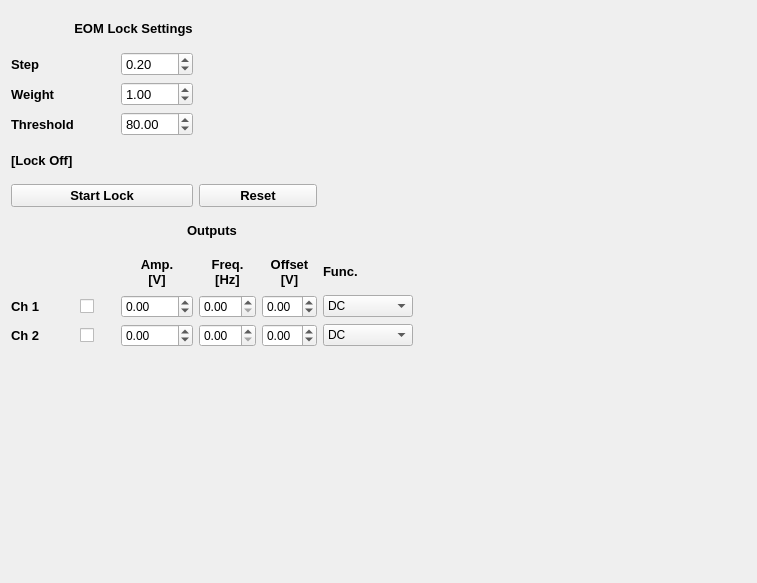
First picture: the form in widgets/scopeWidget/eom_lock/eomLockCustomControl.ui, repository BarakDayanLab/GUI-Experiment, before the edit.
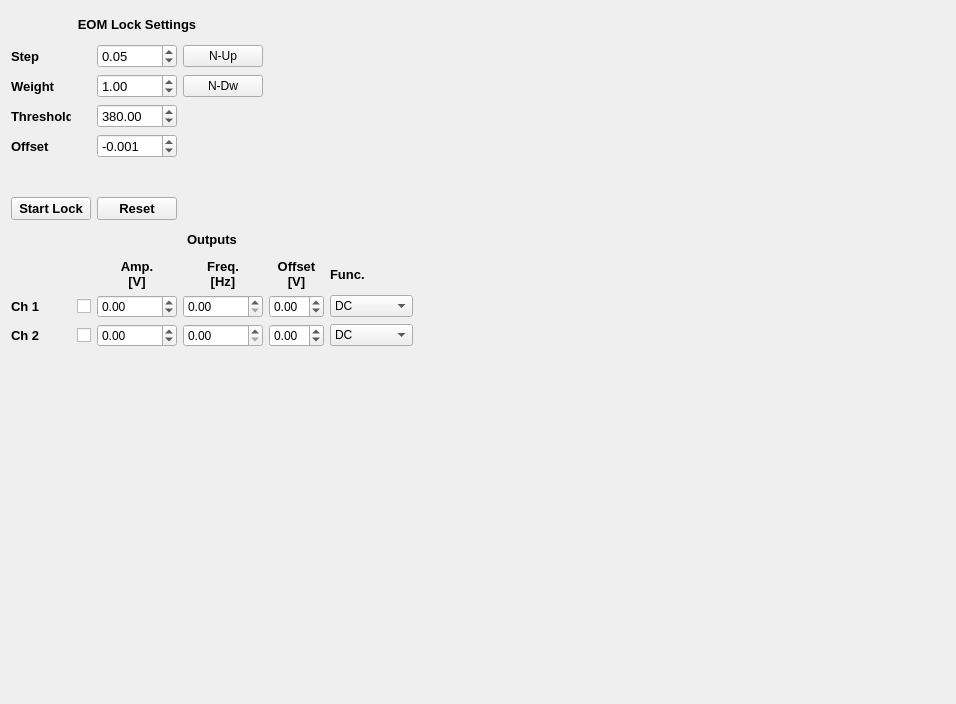
Second picture: the form after the edit.

Commit message: 1) Sweep Mode 2) Nudge step by weight 3) RP - output negative DC 4) yy1 averaging 5) lock fix rate 6) RP - set channel impedance 7) Fix ER warn 8) RP - set channel gain 8) Scope - allow millis/micro/nanos switching

Patch:
```diff
--- a/widgets/scopeWidget/eom_lock/eomLockCustomControl.ui
+++ b/widgets/scopeWidget/eom_lock/eomLockCustomControl.ui
@@ -6,8 +6,8 @@
    <rect>
     <x>0</x>
     <y>0</y>
-    <width>757</width>
-    <height>583</height>
+    <width>956</width>
+    <height>704</height>
    </rect>
   </property>
   <property name="windowTitle">
@@ -38,71 +38,6 @@
     <property name="bottomMargin">
      <number>1</number>
     </property>
-    <item row="9" column="2">
-     <widget class="QDoubleSpinBox" name="doubleSpinBox_ch2OutAmp">
-      <property name="minimum">
-       <double>-5.000000000000000</double>
-      </property>
-      <property name="maximum">
-       <double>5.000000000000000</double>
-      </property>
-      <property name="singleStep">
-       <double>0.500000000000000</double>
-      </property>
-     </widget>
-    </item>
-    <item row="4" column="0" colspan="2">
-     <widget class="QLabel" name="ExtinctionRatioLabel">
-      <property name="minimumSize">
-       <size>
-        <width>34</width>
-        <height>0</height>
-       </size>
-      </property>
-      <property name="font">
-       <font>
-        <pointsize>10</pointsize>
-        <weight>75</weight>
-        <bold>true</bold>
-       </font>
-      </property>
-      <property name="text">
-       <string>[Lock Off]</string>
-      </property>
-      <property name="scaledContents">
-       <bool>false</bool>
-      </property>
-      <property name="alignment">
-       <set>Qt::AlignLeading|Qt::AlignLeft|Qt::AlignVCenter</set>
-      </property>
-     </widget>
-    </item>
-    <item row="3" column="0">
-     <widget class="QLabel" name="label_3">
-      <property name="minimumSize">
-       <size>
-        <width>34</width>
-        <height>0</height>
-       </size>
-      </property>
-      <property name="font">
-       <font>
-        <pointsize>10</pointsize>
-        <weight>75</weight>
-        <bold>true</bold>
-       </font>
-      </property>
-      <property name="text">
-       <string>Threshold</string>
-      </property>
-      <property name="scaledContents">
-       <bool>false</bool>
-      </property>
-      <property name="alignment">
-       <set>Qt::AlignLeading|Qt::AlignLeft|Qt::AlignVCenter</set>
-      </property>
-     </widget>
-    </item>
     <item row="0" column="0" colspan="4">
      <widget class="QLabel" name="label_4">
       <property name="font">
@@ -120,8 +55,14 @@
       </property>
      </widget>
     </item>
-    <item row="7" column="4">
-     <widget class="QLabel" name="label_35">
+    <item row="3" column="0">
+     <widget class="QLabel" name="label_Threshold">
+      <property name="minimumSize">
+       <size>
+        <width>34</width>
+        <height>0</height>
+       </size>
+      </property>
       <property name="font">
        <font>
         <pointsize>10</pointsize>
@@ -130,28 +71,44 @@
        </font>
       </property>
       <property name="text">
-       <string>Offset 
-[V]</string>
+       <string>Threshold</string>
       </property>
       <property name="alignment">
-       <set>Qt::AlignCenter</set>
+       <set>Qt::AlignLeading|Qt::AlignLeft|Qt::AlignVCenter</set>
       </property>
      </widget>
     </item>
-    <item row="6" column="0" colspan="6">
-     <widget class="QLabel" name="label_37">
+    <item row="10" column="2">
+     <widget class="QDoubleSpinBox" name="doubleSpinBox_ch2OutAmp">
+      <property name="minimum">
+       <double>-5.000000000000000</double>
+      </property>
+      <property name="maximum">
+       <double>5.000000000000000</double>
+      </property>
+      <property name="singleStep">
+       <double>0.500000000000000</double>
+      </property>
+     </widget>
+    </item>
+    <item row="1" column="2">
+     <widget class="QDoubleSpinBox" name="doubleSpinBox_Step">
       <property name="font">
        <font>
         <pointsize>10</pointsize>
-        <weight>75</weight>
-        <bold>true</bold>
        </font>
       </property>
-      <property name="text">
-       <string>Outputs</string>
+      <property name="minimum">
+       <double>-10.000000000000000</double>
       </property>
-      <property name="alignment">
-       <set>Qt::AlignCenter</set>
+      <property name="maximum">
+       <double>10.000000000000000</double>
+      </property>
+      <property name="singleStep">
+       <double>0.100000000000000</double>
+      </property>
+      <property name="value">
+       <double>0.050000000000000</double>
       </property>
      </widget>
     </item>
@@ -184,6 +141,23 @@
       </property>
      </widget>
     </item>
+    <item row="7" column="0" colspan="6">
+     <widget class="QLabel" name="label_37">
+      <property name="font">
+       <font>
+        <pointsize>10</pointsize>
+        <weight>75</weight>
+        <bold>true</bold>
+       </font>
+      </property>
+      <property name="text">
+       <string>Outputs</string>
+      </property>
+      <property name="alignment">
+       <set>Qt::AlignCenter</set>
+      </property>
+     </widget>
+    </item>
     <item row="2" column="0">
      <widget class="QLabel" name="label_2">
       <property name="minimumSize">
@@ -207,35 +181,32 @@
       </property>
      </widget>
     </item>
-    <item row="1" column="2">
-     <widget class="QDoubleSpinBox" name="doubleSpinBox_Step">
+    <item row="8" column="4">
+     <widget class="QLabel" name="label_35">
       <property name="font">
        <font>
         <pointsize>10</pointsize>
+        <weight>75</weight>
+        <bold>true</bold>
        </font>
       </property>
-      <property name="minimum">
-       <double>-10.000000000000000</double>
+      <property name="text">
+       <string>Offset 
+[V]</string>
       </property>
-      <property name="maximum">
-       <double>10.000000000000000</double>
-      </property>
-      <property name="singleStep">
-       <double>0.100000000000000</double>
-      </property>
-      <property name="value">
-       <double>0.200000000000000</double>
+      <property name="alignment">
+       <set>Qt::AlignCenter</set>
       </property>
      </widget>
     </item>
-    <item row="8" column="1">
+    <item row="9" column="1">
      <widget class="QCheckBox" name="checkBox_ch1OuputState">
       <property name="text">
        <string/>
       </property>
      </widget>
     </item>
-    <item row="8" column="0">
+    <item row="9" column="0">
      <widget class="QLabel" name="label_23">
       <property name="font">
        <font>
@@ -249,21 +220,7 @@
       </property>
      </widget>
     </item>
-    <item row="5" column="3" colspan="2">
-     <widget class="QPushButton" name="pushButton_Reset">
-      <property name="font">
-       <font>
-        <pointsize>10</pointsize>
-        <weight>75</weight>
-        <bold>true</bold>
-       </font>
-      </property>
-      <property name="text">
-       <string>Reset</string>
-      </property>
-     </widget>
-    </item>
-    <item row="9" column="4">
+    <item row="10" column="4">
      <widget class="QDoubleSpinBox" name="doubleSpinBox_ch2OutOffset">
       <property name="minimum">
        <double>-5.000000000000000</double>
@@ -276,10 +233,31 @@
       </property>
      </widget>
     </item>
-    <item row="9" column="3">
+    <item row="10" column="3">
      <widget class="QDoubleSpinBox" name="doubleSpinBox_ch2OutFreq"/>
     </item>
-    <item row="8" column="4">
+    <item row="3" column="2">
+     <widget class="QDoubleSpinBox" name="doubleSpinBox_Threshold">
+      <property name="font">
+       <font>
+        <pointsize>10</pointsize>
+       </font>
+      </property>
+      <property name="minimum">
+       <double>0.000000000000000</double>
+      </property>
+      <property name="maximum">
+       <double>400.000000000000000</double>
+      </property>
+      <property name="singleStep">
+       <double>1.000000000000000</double>
+      </property>
+      <property name="value">
+       <double>380.000000000000000</double>
+      </property>
+     </widget>
+    </item>
+    <item row="9" column="4">
      <widget class="QDoubleSpinBox" name="doubleSpinBox_ch1OutOffset">
       <property name="minimum">
        <double>-7.000000000000000</double>
@@ -292,34 +270,6 @@
       </property>
      </widget>
     </item>
-    <item row="9" column="1">
-     <widget class="QCheckBox" name="checkBox_ch2OuputState">
-      <property name="text">
-       <string/>
-      </property>
-     </widget>
-    </item>
-    <item row="3" column="2">
-     <widget class="QDoubleSpinBox" name="doubleSpinBox_Threshold">
-      <property name="font">
-       <font>
-        <pointsize>10</pointsize>
-       </font>
-      </property>
-      <property name="minimum">
-       <double>-100.000000000000000</double>
-      </property>
-      <property name="maximum">
-       <double>100.000000000000000</double>
-      </property>
-      <property name="singleStep">
-       <double>1.000000000000000</double>
-      </property>
-      <property name="value">
-       <double>80.000000000000000</double>
-      </property>  
-     </widget>
-    </item>
     <item row="2" column="2">
      <widget class="QDoubleSpinBox" name="doubleSpinBox_Weight">
       <property name="font">
@@ -341,55 +291,17 @@
       </property>
      </widget>
     </item>
-    <item row="8" column="2">
-     <widget class="QDoubleSpinBox" name="doubleSpinBox_ch1OutAmp">
-      <property name="minimum">
-       <double>-5.000000000000000</double>
-      </property>
-      <property name="maximum">
-       <double>5.000000000000000</double>
-      </property>
-      <property name="singleStep">
-       <double>0.500000000000000</double>
-      </property>
-     </widget>
-    </item>
-    <item row="7" column="5">
-     <widget class="QLabel" name="label_36">
-      <property name="font">
-       <font>
-        <pointsize>10</pointsize>
-        <weight>75</weight>
-        <bold>true</bold>
-       </font>
-      </property>
+    <item row="10" column="1">
+     <widget class="QCheckBox" name="checkBox_ch2OuputState">
       <property name="text">
-       <string>Func.</string>
+       <string/>
       </property>
      </widget>
     </item>
-    <item row="8" column="3">
+    <item row="9" column="3">
      <widget class="QDoubleSpinBox" name="doubleSpinBox_ch1OutFreq"/>
     </item>
-    <item row="7" column="2">
-     <widget class="QLabel" name="label_22">
-      <property name="font">
-       <font>
-        <pointsize>10</pointsize>
-        <weight>75</weight>
-        <bold>true</bold>
-       </font>
-      </property>
-      <property name="text">
-       <string>Amp. 
-[V]</string>
-      </property>
-      <property name="alignment">
-       <set>Qt::AlignCenter</set>
-      </property>
-     </widget>
-    </item>
-    <item row="7" column="3">
+    <item row="8" column="3">
      <widget class="QLabel" name="label_25">
       <property name="font">
        <font>
@@ -407,53 +319,9 @@
       </property>
      </widget>
     </item>
-    <item row="9" column="5">
-     <widget class="QComboBox" name="comboBox_ch2OutFunction">
-      <item>
-       <property name="text">
-        <string>DC</string>
-       </property>
-      </item>
-      <item>
-       <property name="text">
-        <string>SINE</string>
-       </property>
-      </item>
-      <item>
-       <property name="text">
-        <string>SQUARE</string>
-       </property>
-      </item>
-      <item>
-       <property name="text">
-        <string>TRIANGLE</string>
-       </property>
-      </item>
-      <item>
-       <property name="text">
-        <string>SAWU</string>
-       </property>
-      </item>
-      <item>
-       <property name="text">
-        <string>SAWD</string>
-       </property>
-      </item>
-      <item>
-       <property name="text">
-        <string>DC NEG</string>
-       </property>
-      </item>
-      <item>
-       <property name="text">
-        <string>PWM</string>
-       </property>
-      </item>
-     </widget>
-    </item>
-    <item row="5" column="0" colspan="3">
-     <widget class="QPushButton" name="pushButton_StartLock">
-      <property name="font">  
+    <item row="8" column="2">
+     <widget class="QLabel" name="label_22">
+      <property name="font">
        <font>
         <pointsize>10</pointsize>
         <weight>75</weight>
@@ -461,11 +329,86 @@
        </font>
       </property>
       <property name="text">
-       <string>Start Lock</string>
+       <string>Amp. 
+[V]</string>
+      </property>
+      <property name="alignment">
+       <set>Qt::AlignCenter</set>
       </property>
      </widget>
     </item>
     <item row="8" column="5">
+     <widget class="QLabel" name="label_36">
+      <property name="font">
+       <font>
+        <pointsize>10</pointsize>
+        <weight>75</weight>
+        <bold>true</bold>
+       </font>
+      </property>
+      <property name="text">
+       <string>Func.</string>
+      </property>
+     </widget>
+    </item>
+    <item row="9" column="2">
+     <widget class="QDoubleSpinBox" name="doubleSpinBox_ch1OutAmp">
+      <property name="minimum">
+       <double>-5.000000000000000</double>
+      </property>
+      <property name="maximum">
+       <double>5.000000000000000</double>
+      </property>
+      <property name="singleStep">
+       <double>0.500000000000000</double>
+      </property>
+     </widget>
+    </item>
+    <item row="10" column="5">
+     <widget class="QComboBox" name="comboBox_ch2OutFunction">
+      <item>
+       <property name="text">
+        <string>DC</string>
+       </property>
+      </item>
+      <item>
+       <property name="text">
+        <string>SINE</string>
+       </property>
+      </item>
+      <item>
+       <property name="text">
+        <string>SQUARE</string>
+       </property>
+      </item>
+      <item>
+       <property name="text">
+        <string>TRIANGLE</string>
+       </property>
+      </item>
+      <item>
+       <property name="text">
+        <string>SAWU</string>
+       </property>
+      </item>
+      <item>
+       <property name="text">
+        <string>SAWD</string>
+       </property>
+      </item>
+      <item>
+       <property name="text">
+        <string>DC NEG</string>
+       </property>
+      </item>
+      <item>
+       <property name="text">
+        <string>PWM</string>
+       </property>
+      </item>
+     </widget>
+    </item>
+    <item row="9" column="5">
      <widget class="QComboBox" name="comboBox_ch1OutFunction">
       <item>
        <property name="text">
@@ -509,7 +452,7 @@
       </item>
      </widget>
     </item>
-    <item row="9" column="0">
+    <item row="10" column="0">
      <widget class="QLabel" name="label_24">
       <property name="font">
        <font>
@@ -523,6 +466,112 @@
       </property>
      </widget>
     </item>
+    <item row="4" column="0">
+     <widget class="QLabel" name="label_Offset">
+      <property name="font">
+       <font>
+        <pointsize>10</pointsize>
+        <weight>75</weight>
+        <bold>true</bold>
+       </font>
+      </property>
+      <property name="text">
+       <string>Offset</string>
+      </property>
+     </widget>
+    </item>
+    <item row="4" column="2">
+     <widget class="QDoubleSpinBox" name="doubleSpinBox_Offset">
+      <property name="font">
+       <font>
+        <pointsize>10</pointsize>
+       </font>
+      </property>
+      <property name="decimals">
+       <number>3</number>
+      </property>
+      <property name="minimum">
+       <double>-3.000000000000000</double>
+      </property>
+      <property name="maximum">
+       <double>3.000000000000000</double>
+      </property>
+      <property name="singleStep">
+       <double>0.001000000000000</double>
+      </property>
+      <property name="value">
+       <double>-0.001000000000000</double>
+      </property>
+     </widget>
+    </item>
+    <item row="6" column="0" colspan="2">
+     <widget class="QPushButton" name="pushButton_StartLock">
+      <property name="font">
+       <font>
+        <pointsize>10</pointsize>
+        <weight>75</weight>
+        <bold>true</bold>
+       </font>
+      </property>
+      <property name="text">
+       <string>Start Lock</string>
+      </property>
+     </widget>
+    </item>
+    <item row="6" column="2">
+     <widget class="QPushButton" name="pushButton_Reset">
+      <property name="font">
+       <font>
+        <pointsize>10</pointsize>
+        <weight>75</weight>
+        <bold>true</bold>
+       </font>
+      </property>
+      <property name="text">
+       <string>Reset</string>
+      </property>
+     </widget>
+    </item>
+    <item row="5" column="0" colspan="4">
+     <widget class="QLabel" name="label_ExtinctionRatio">
+      <property name="minimumSize">
+       <size>
+        <width>34</width>
+        <height>0</height>
+       </size>
+      </property>
+      <property name="font">
+       <font>
+        <pointsize>10</pointsize>
+        <weight>75</weight>
+        <bold>true</bold>
+       </font>
+      </property>
+      <property name="text">
+       <string/>
+      </property>
+      <property name="scaledContents">
+       <bool>false</bool>
+      </property>
+      <property name="alignment">
+       <set>Qt::AlignLeading|Qt::AlignLeft|Qt::AlignVCenter</set>
+      </property>
+     </widget>
+    </item>
+    <item row="1" column="3">
+     <widget class="QPushButton" name="pushButton_nudgeUp">
+      <property name="text">
+       <string>N-Up</string>
+      </property>
+     </widget>
+    </item>
+    <item row="2" column="3">
+     <widget class="QPushButton" name="pushButton_nudgeDown">
+      <property name="text">
+       <string>N-Dw</string>
+      </property>
+     </widget>
+    </item>
    </layout>
   </widget>
  </widget>
```
Left out of the diff: 9 changed lines with no effect on the pictures. The commit also changes 4 other files.
